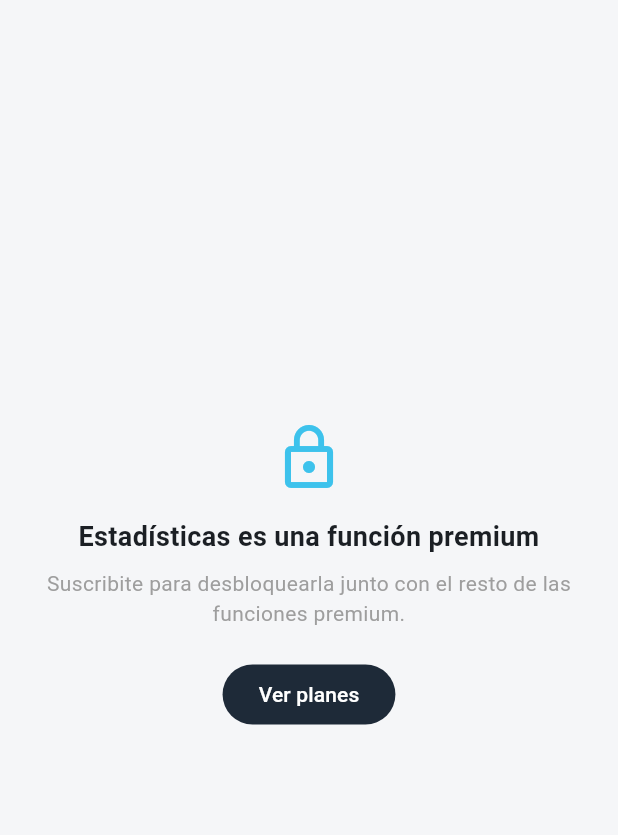
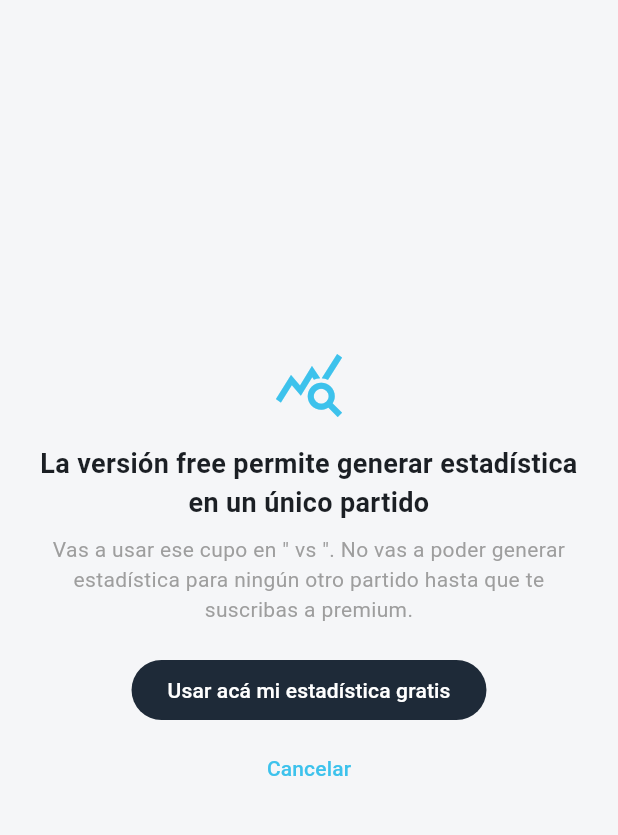
Before and after one commit to ezecastiglione18/volley_stats_app, a Flutter app: the MatchSummaryScreen screen opened directly with empty values, on a phone screen of 412 x 824 dp, the part 84-919 px from its top. Run offline on Flutter 3.47's test engine with Material 3 defaults, Android fonts, the phone set to English and light mode, and no system bars; our stand-ins replace cloud_firestore, file_picker, firebase_auth, firebase_core, hive_flutter, pdf and 2 more; missing offline and left inert: android_id, purchases_flutter; accounts and stored records are empty.

Commit message:
Ajustes a version gratuita: partidos a 5 sets, archivo de 3 partidos, seleccion de partido para estadistica

```diff
--- a/lib/legal/privacy_policy_text.dart
+++ b/lib/legal/privacy_policy_text.dart
@@ -93,9 +93,9 @@ const List<LegalSection> privacyPolicySections = [
   LegalSection(
     '04. Suscripción y pagos (solo Android)',
     'En Windows, RallyStats no tiene restricciones de plan: todas las funciones están '
-        'disponibles sin cargo. En Android, algunas funciones (pizarra táctica, estadísticas, '
-        'zona de destino, y los topes de partidos y sets guardados) están limitadas en la '
-        'versión gratuita y se desbloquean con una suscripción mensual paga.\n\n'
+        'disponibles sin cargo. En Android, algunas funciones (pizarra táctica, zona de destino, '
+        'estadísticas más allá de un partido, y el tope de partidos guardados) están limitadas '
+        'en la versión gratuita y se desbloquean con una suscripción mensual paga.\n\n'
         'Esa suscripción se procesa enteramente a través de Google Play Billing y RevenueCat, '
         'un proveedor que administra el estado de las suscripciones. Cuando iniciás sesión, le '
         'informamos a RevenueCat tu uid de Firebase (para asociar tu suscripción a tu cuenta), '
--- a/lib/legal/subscription_management_text.dart
+++ b/lib/legal/subscription_management_text.dart
@@ -20,8 +20,9 @@ const List<LegalSection> subscriptionManagementSections = [
   ),
   LegalSection(
     '1. Cancelar el plan completo',
-    'Si querés dejar de tener premium por completo (perdés pizarra táctica, estadísticas, zona '
-        'de destino, y vuelven a aplicarse los topes de partidos y sets guardados), tocá '
+    'Si querés dejar de tener premium por completo (perdés pizarra táctica, zona de destino, '
+        'estadísticas más allá de un partido, y vuelve a aplicarse el tope de partidos '
+        'guardados), tocá '
         '"Gestionar o cancelar suscripción" en la pantalla de "Mi suscripción": te lleva directo '
         'a Google Play, a la gestión de tu plan base. Ahí confirmás la cancelación con los '
         'controles de Google.\n\n'
--- a/lib/legal/terms_conditions_text.dart
+++ b/lib/legal/terms_conditions_text.dart
@@ -35,9 +35,9 @@ const List<LegalSection> termsConditionsSections = [
         'reglas oficiales de la FIVB para cambios de jugador y de líbero, generar reportes en '
         'PDF y usar una pizarra táctica para dibujar formaciones y jugadas.\n\n'
         'En Windows, todas las funciones están disponibles sin cargo. En Android, algunas '
-        'funciones (pizarra táctica, estadísticas, zona de destino, y los topes de partidos y '
-        'sets guardados) están limitadas en la versión gratuita y se desbloquean con una '
-        'suscripción mensual paga ("versión premium"), según se detalla en la sección 04.\n\n'
+        'funciones (pizarra táctica, zona de destino, estadísticas más allá de un partido, y el '
+        'tope de partidos guardados) están limitadas en la versión gratuita y se desbloquean con '
+        'una suscripción mensual paga ("versión premium"), según se detalla en la sección 04.\n\n'
         'Los datos de juego (equipos, jugadores, partidos, jugadas de pizarra) se guardan '
         'exclusivamente en el almacenamiento local del dispositivo: RallyStats funciona '
         'offline para toda esa información. Solo el inicio de sesión y, en Android, la '
@@ -66,8 +66,9 @@ const List<LegalSection> termsConditionsSections = [
         'La suscripción se renueva automáticamente al final de cada período mensual, al precio '
         'vigente en Google Play al momento de la renovación, salvo que la canceles antes de esa '
         'fecha. Sin una suscripción activa, la cuenta puede seguir usando RallyStats de forma '
-        'gratuita e indefinida, con las limitaciones propias de esa versión (tope de partidos '
-        'guardados y de sets por partido, sin pizarra táctica, estadísticas ni zona de destino).\n\n'
+        'gratuita e indefinida, con las limitaciones propias de esa versión (tope de 3 partidos '
+        'guardados en el archivo, estadística disponible para un único partido, sin pizarra '
+        'táctica ni zona de destino).\n\n'
         'El plan base habilita 1 dispositivo con sesión simultánea; se pueden sumar hasta 3 '
         'complementos de "dispositivo adicional" (se compran de a uno, en orden), hasta un '
         'máximo de 4 dispositivos por cuenta.\n\n'
--- a/lib/main.dart
+++ b/lib/main.dart
@@ -184,9 +184,9 @@ class _AuthGateState extends State<_AuthGate> with WidgetsBindingObserver {
 
 /// Revalida la suscripción al entrar (cubre arranque + login recién hecho)
 /// contra RevenueCat antes de mostrar [HomeScreen], para que las
-/// restricciones puntuales de la versión gratuita (pizarra, estadísticas,
-/// zona de destino, tope de partidos/sets) usen un [isPremium] fresco y no
-/// sólo el último valor cacheado.
+/// restricciones puntuales de la versión gratuita (pizarra, zona de destino,
+/// estadística limitada a un partido, tope de partidos guardados) usen un
+/// [isPremium] fresco y no sólo el último valor cacheado.
 class _SubscriptionGate extends StatefulWidget {
   const _SubscriptionGate();
 
--- a/lib/screens/matches/match_summary_screen.dart
+++ b/lib/screens/matches/match_summary_screen.dart
@@ -7,6 +7,7 @@ import '../../models/stat_line.dart';
 import '../../models/volley_match.dart';
 import '../../services/pdf_report_service.dart';
 import '../../services/stats_engine.dart';
+import '../../state/app_data_controller.dart';
 import '../../state/subscription_controller.dart';
 import '../../utils/theme.dart';
 import '../../widgets/premium_required_screen.dart';
@@ -48,8 +49,24 @@ class _MatchSummaryScreenState extends State<MatchSummaryScreen> {
 
   @override
   Widget build(BuildContext context) {
-    if (!context.watch<SubscriptionController>().isPremium) {
-      return const PremiumRequiredScreen(feature: 'Estadísticas');
+    final isPremium = context.watch<SubscriptionController>().isPremium;
+    final appData = context.watch<AppDataController>();
+    final matchId = widget.match.id;
+
+    if (!isPremium && appData.freeStatsMatchId != matchId) {
+      if (appData.freeStatsMatchId != null) {
+        // El cupo ya lo gastó otro partido: bloqueado hasta premium.
+        return const PremiumRequiredScreen(
+          feature: 'Estadísticas',
+          message: 'Ya generaste la estadística gratuita de otro partido. Suscribite a premium '
+              'para generar estadísticas en todos los partidos.',
+        );
+      }
+      // Cupo libre: el usuario elige si lo gasta en este partido.
+      return _FreeStatsConfirmScreen(
+        matchLabel: '${widget.match.ownTeamName} vs ${widget.match.rivalTeamName}',
+        onConfirm: () => appData.registerFreeStatsUsage(matchId),
+      );
     }
 
     final match = widget.match;
@@ -377,3 +394,72 @@ class _C extends StatelessWidget {
         child: Text(text, textAlign: TextAlign.center, style: const TextStyle(fontSize: 12)),
       );
 }
+
+/// Paso de confirmación antes de gastar el único cupo de estadística free en
+/// un partido puntual. Se muestra en vez de la estadística mientras el cupo
+/// siga libre, para que la elección de qué partido lo usa sea explícita del
+/// usuario y no el resultado de haber entrado a mirar por curiosidad.
+class _FreeStatsConfirmScreen extends StatefulWidget {
+  final String matchLabel;
+  final Future<void> Function() onConfirm;
+  const _FreeStatsConfirmScreen({required this.matchLabel, required this.onConfirm});
+
+  @override
+  State<_FreeStatsConfirmScreen> createState() => _FreeStatsConfirmScreenState();
+}
+
+class _FreeStatsConfirmScreenState extends State<_FreeStatsConfirmScreen> {
+  bool _confirming = false;
+
+  Future<void> _confirm() async {
+    setState(() => _confirming = true);
+    await widget.onConfirm();
+    if (mounted) setState(() => _confirming = false);
+  }
+
+  @override
+  Widget build(BuildContext context) {
+    return Scaffold(
+      appBar: AppBar(title: const Text('Estadísticas')),
+      body: SafeArea(
+        child: Center(
+          child: Padding(
+            padding: const EdgeInsets.all(24),
+            child: Column(
+              mainAxisSize: MainAxisSize.min,
+              children: [
+                Icon(Icons.query_stats, size: 48, color: Theme.of(context).colorScheme.secondary),
+                const SizedBox(height: 16),
+                const Text(
+                  'La versión free permite generar estadística en un único partido',
+                  style: TextStyle(fontSize: 18, fontWeight: FontWeight.bold),
+                  textAlign: TextAlign.center,
+                ),
+                const SizedBox(height: 8),
+                Text(
+                  'Vas a usar ese cupo en "${widget.matchLabel}". No vas a poder generar '
+                  'estadística para ningún otro partido hasta que te suscribas a premium.',
+                  textAlign: TextAlign.center,
+                  style: const TextStyle(color: Colors.grey),
+                ),
+                const SizedBox(height: 20),
+                FilledButton(
+                  onPressed: _confirming ? null : _confirm,
+                  child: _confirming
+                      ? const SizedBox(
+                          width: 20, height: 20, child: CircularProgressIndicator(strokeWidth: 2))
+                      : const Text('Usar acá mi estadística gratis'),
+                ),
+                const SizedBox(height: 4),
+                TextButton(
+                  onPressed: _confirming ? null : () => Navigator.pop(context),
+                  child: const Text('Cancelar'),
+                ),
+              ],
+            ),
+          ),
+        ),
+      ),
+    );
+  }
+}
--- a/lib/screens/subscription/premium_paywall_screen.dart
+++ b/lib/screens/subscription/premium_paywall_screen.dart
@@ -5,10 +5,9 @@ import '../../services/purchase_service.dart';
 import '../../services/subscription_tiers.dart';
 
 const _kFeatures = [
-  'Acceso a partidos de 5 sets',
   'Selección de zonas para el ataque, saque y contraataque',
   'Generación de reportes post-partido',
-  'Estadísticas post set',
+  'Estadísticas en todos tus partidos',
   'Pizarra virtual',
 ];
 
--- a/lib/screens/subscription/subscription_screen.dart
+++ b/lib/screens/subscription/subscription_screen.dart
@@ -105,8 +105,8 @@ class _NotPremiumContent extends StatelessWidget {
           ),
           const SizedBox(height: 8),
           const Text(
-            'Suscribite para desbloquear estadísticas, pizarra, archivo ilimitado de partidos y '
-            'la posibilidad de sumar dispositivos adicionales.',
+            'Suscribite para desbloquear estadísticas en todos tus partidos, pizarra, archivo '
+            'ilimitado de partidos y la posibilidad de sumar dispositivos adicionales.',
             textAlign: TextAlign.center,
             style: TextStyle(color: Colors.grey),
           ),
--- a/lib/services/storage_service.dart
+++ b/lib/services/storage_service.dart
@@ -22,6 +22,7 @@ class StorageService {
   static const _deviceIdKey = 'device_id';
   static const _legacyDeviceIdKey = 'legacy_device_id';
   static const _subscriptionCacheKey = 'subscription_cache';
+  static const _freeStatsMatchIdKey = 'free_stats_match_id';
 
   late Box _teams;
   late Box _matches;
@@ -186,4 +187,14 @@ class StorageService {
   Future<void> saveSubscriptionCache(Map<String, dynamic> json) async {
     await _settings.put(_subscriptionCacheKey, jsonEncode(json));
   }
+
+  /// Id del único partido para el que una cuenta free ya generó estadística
+  /// (ver `AppDataController.registerFreeStatsUsage`). `null` si todavía no
+  /// gastó ese cupo. Se mantiene aunque el partido se borre del archivo,
+  /// para que borrar y crear uno nuevo no lo esquive.
+  String? loadFreeStatsMatchId() => _settings.get(_freeStatsMatchIdKey) as String?;
+
+  Future<void> saveFreeStatsMatchId(String matchId) async {
+    await _settings.put(_freeStatsMatchIdKey, matchId);
+  }
 }
--- a/lib/state/subscription_controller.dart
+++ b/lib/state/subscription_controller.dart
@@ -10,9 +10,9 @@ import '../utils/platform_support.dart';
 /// cuántos dispositivos habilita.
 ///
 /// [isPremium] es el único eje: sin ella, la app sigue siendo usable siempre
-/// con las restricciones puntuales de la versión gratuita (pizarra,
-/// estadísticas, zona de destino, tope de partidos/sets) — no hay un bloqueo
-/// total de la app en ningún caso.
+/// con las restricciones puntuales de la versión gratuita (pizarra, zona de
+/// destino, estadística limitada a un partido, tope de partidos guardados)
+/// — no hay un bloqueo total de la app en ningún caso.
 class SubscriptionController extends ChangeNotifier {
   bool isLoading = true;
   bool isPremium = false;
--- a/lib/widgets/premium_required_screen.dart
+++ b/lib/widgets/premium_required_screen.dart
@@ -7,7 +7,12 @@ import '../services/paywall_launcher.dart';
 class PremiumRequiredScreen extends StatelessWidget {
   final String feature;
 
-  const PremiumRequiredScreen({super.key, required this.feature});
+  /// Texto de abajo del título. Por defecto explica que [feature] es
+  /// premium; se puede pisar para un caso más específico (ej. cupo free ya
+  /// usado en otro partido).
+  final String? message;
+
+  const PremiumRequiredScreen({super.key, required this.feature, this.message});
 
   @override
   Widget build(BuildContext context) {
@@ -28,10 +33,11 @@ class PremiumRequiredScreen extends StatelessWidget {
                   textAlign: TextAlign.center,
                 ),
                 const SizedBox(height: 8),
-                const Text(
-                  'Suscribite para desbloquearla junto con el resto de las funciones premium.',
+                Text(
+                  message ??
+                      'Suscribite para desbloquearla junto con el resto de las funciones premium.',
                   textAlign: TextAlign.center,
-                  style: TextStyle(color: Colors.grey),
+                  style: const TextStyle(color: Colors.grey),
                 ),
                 const SizedBox(height: 20),
                 FilledButton(
--- a/pubspec.yaml
+++ b/pubspec.yaml
@@ -1,7 +1,7 @@
 name: rally_stats
 description: "RallyStats — carga en vivo, planillas de equipo y reportes en PDF de estadísticas de vóley."
 publish_to: 'none'
-version: 1.0.2+11
+version: 1.0.2+12
 
 environment:
   sdk: '>=3.3.0 <4.0.0'
```
Also changed, not shown: lib/screens/live/live_match_screen.dart (+16 -5 lines), lib/screens/new_match/new_match_screen.dart (+2 -5 lines), lib/state/app_data_controller.dart (+19 -0 lines), tool/generate_manual.dart (+39 -23 lines), 2 other files.
